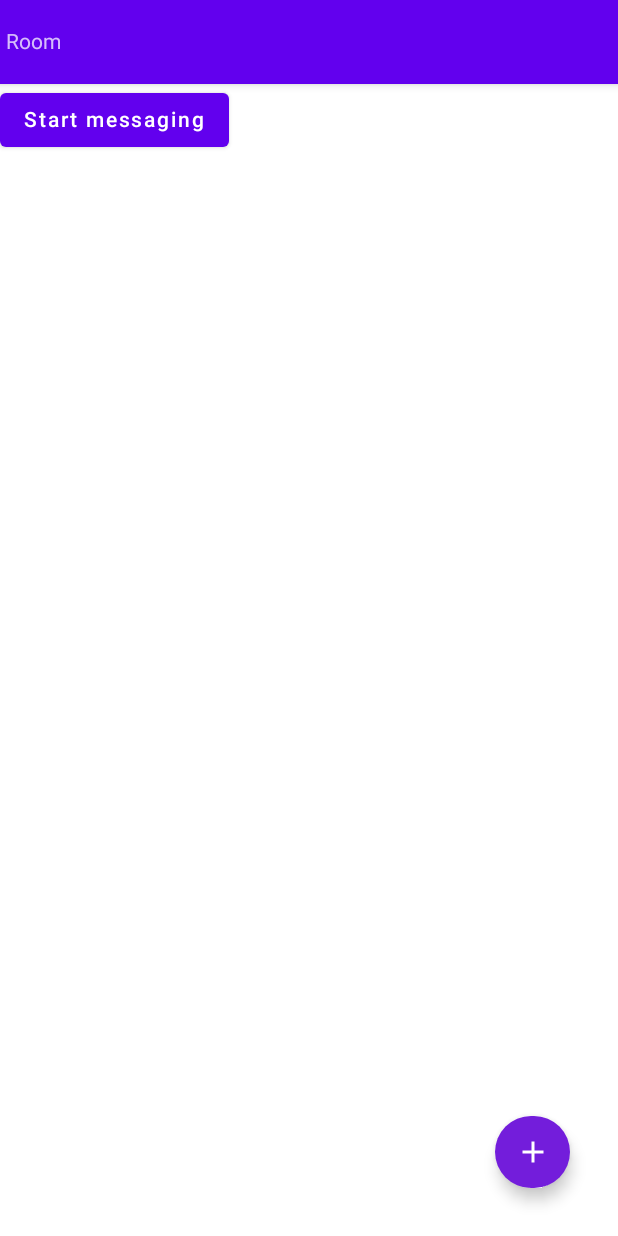
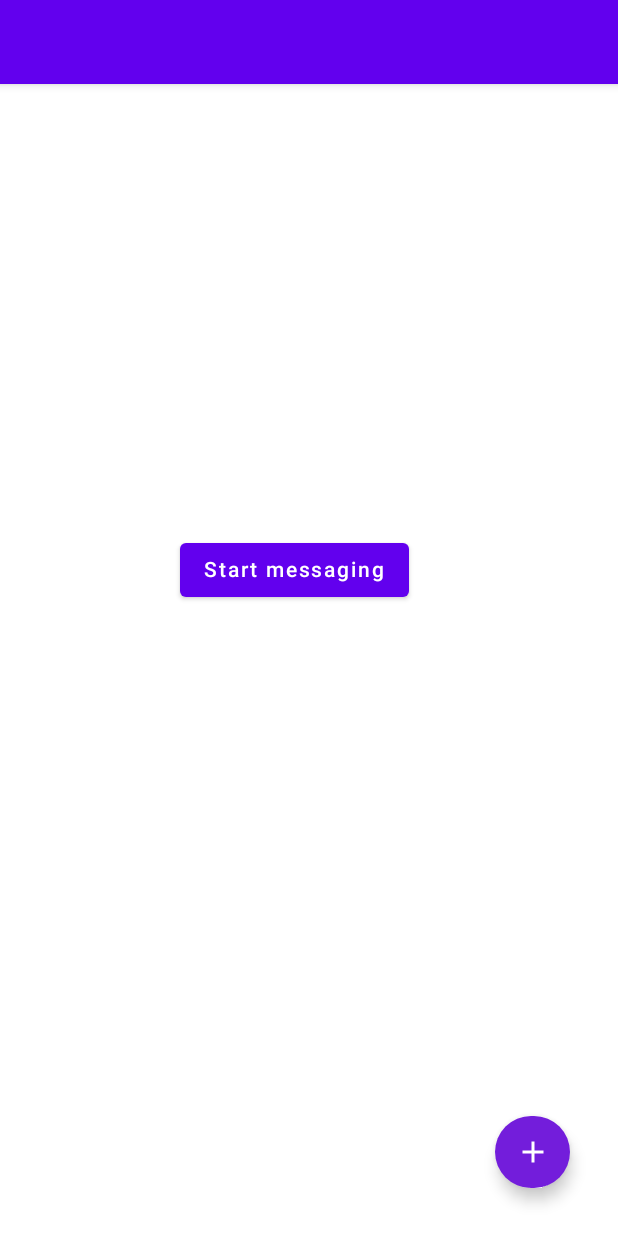
Before and after one commit to tarushi0503/ChatApp, an Android app built with Jetpack Compose: the UserScreen screen opened through its navigation route, on a phone screen of 412 x 824 dp. Run offline under Robolectric (Android 15) with nearby library versions, the phone set to English and light mode, and no system bars.

Commit message:
colour toggle

```diff
--- a/app/src/main/java/com/example/chatengine/loginScreen/login.kt
+++ b/app/src/main/java/com/example/chatengine/loginScreen/login.kt
@@ -11,10 +11,7 @@ import androidx.compose.material.*
 import androidx.compose.material.icons.Icons
 import androidx.compose.material.icons.filled.Face
 import androidx.compose.material.icons.filled.Lock
-import androidx.compose.runtime.Composable
-import androidx.compose.runtime.MutableState
-import androidx.compose.runtime.mutableStateOf
-import androidx.compose.runtime.remember
+import androidx.compose.runtime.*
 import androidx.compose.ui.Alignment
 import androidx.compose.ui.Modifier
 import androidx.compose.ui.graphics.Brush
@@ -33,6 +30,8 @@ import androidx.navigation.NavController
 import com.example.chatengine.Navigation.NavigationItems
 import com.example.chatengine.R
 import com.example.chatengine.ui.theme.Purple200
+import com.example.chatengine.ui.theme.Purple500
+import com.example.chatengine.ui.theme.Purple700
 import com.example.chatengine.ui.theme.card
 import retrofit2.Call
 import retrofit2.Callback
@@ -95,6 +94,10 @@ fun getDataLogin(navController: NavController,loginViewModel: LoginViewModel) {
         mutableStateOf("")
     }
 
+    val isCredentialsFilled = userName.value.isNotBlank() && password.value.isNotBlank()
+
+
+
     // on below line we are creating a column.
     Box(
         modifier = Modifier
@@ -146,7 +149,8 @@ fun getDataLogin(navController: NavController,loginViewModel: LoginViewModel) {
 
                 Image(
                     painter = painterResource(id = R.drawable.icon), contentDescription = "",
-                    modifier = Modifier.width(100.dp)
+                    modifier = Modifier
+                        .width(100.dp)
                         .height(100.dp),
                     contentScale = ContentScale.Crop,
                 )
@@ -214,20 +218,30 @@ fun getDataLogin(navController: NavController,loginViewModel: LoginViewModel) {
                 Spacer(modifier = Modifier.height(10.dp))
                 // on below line we are creating a button
                 Button(
-                    shape = RoundedCornerShape(10.dp),
+
                     onClick = {
                         if(userName.value == "" || password.value==""){
                             Toast.makeText(context,"Credentials incorrect or empty",Toast.LENGTH_SHORT).show()
                         }
                         else{
+
                             getDataUsingRetrofit(context,result,secret,navController,loginViewModel)
                         }
+                    },
+                    enabled = isCredentialsFilled,
 
-                    },
                     // on below line we are adding modifier to our button.
                     modifier = Modifier
                         .fillMaxWidth()
-                        .padding(16.dp)
+                        .padding(16.dp),
+                        //.background(),
+                    colors=ButtonDefaults.buttonColors(
+                        backgroundColor = Purple500,
+                        contentColor = Color.White
+                    ),
+                    shape = RoundedCornerShape(70.dp),
+
+
                 ) {
                     // on below line we are adding text for our button
                     Text(text = "Login",fontWeight = FontWeight.Bold)
--- a/app/src/main/java/com/example/chatengine/messageScreen/messages.kt
+++ b/app/src/main/java/com/example/chatengine/messageScreen/messages.kt
@@ -3,7 +3,7 @@ package com.example.chatengine.messageScreen
 import android.annotation.SuppressLint
 import android.content.Context
 import android.widget.Toast
-import androidx.compose.foundation.background
+import androidx.compose.foundation.*
 import androidx.compose.foundation.layout.*
 import androidx.compose.foundation.lazy.LazyColumn
 import androidx.compose.foundation.lazy.itemsIndexed
@@ -84,7 +84,9 @@ fun Messages(navController: NavHostController, loginViewModel: LoginViewModel) {
                 title = {
                     Text(
                         text = if(loginViewModel.user_name=="tarushi07") "yash07" else "tarushi07",
-                        modifier = Modifier.fillMaxWidth().padding(start = 10.dp),
+                        modifier = Modifier
+                            .fillMaxWidth()
+                            .padding(start = 10.dp),
                         //textAlign = TextAlign.Center,
                         color = Color.White
                     )
@@ -97,7 +99,7 @@ fun Messages(navController: NavHostController, loginViewModel: LoginViewModel) {
                         tint = Color.White
                     )
                 }
-            }
+            },
             )}
     ) {
 
@@ -107,7 +109,7 @@ fun Messages(navController: NavHostController, loginViewModel: LoginViewModel) {
                 .height(690.dp)
                 .background(Color.White)
                 .padding(8.dp),
-            reverseLayout = false
+
         ) {
             itemsIndexed(loginViewModel.firstMsgGet) { index, item ->
 
@@ -158,8 +160,6 @@ fun Messages(navController: NavHostController, loginViewModel: LoginViewModel) {
             }
         }
 
-
-
         Box(
             modifier = Modifier.fillMaxSize(),
             contentAlignment = Alignment.BottomCenter
@@ -191,6 +191,7 @@ fun Messages(navController: NavHostController, loginViewModel: LoginViewModel) {
                 text = result.value,
                 modifier = Modifier.align(Alignment.TopEnd)
             )
+
         }
     }
 
--- a/app/src/main/java/com/example/chatengine/signupScreen/PostData.kt
+++ b/app/src/main/java/com/example/chatengine/signupScreen/PostData.kt
@@ -105,6 +105,7 @@ fun postData(navController:NavController) {
     val response = remember {
         mutableStateOf("")
     }
+    val isCredentialsFilled = userName.value.text.isNotBlank() && password.value.text.isNotBlank() && firstName.value.text.isNotBlank() && lastName.value.text.isNotBlank()
     val context= LocalContext.current
     // on below line we are creating a column.
     Box(
--- a/app/src/main/java/com/example/chatengine/userScreen/UserScreen.kt
+++ b/app/src/main/java/com/example/chatengine/userScreen/UserScreen.kt
@@ -12,11 +12,9 @@ import androidx.compose.runtime.Composable
 import androidx.compose.runtime.MutableState
 import androidx.compose.runtime.mutableStateOf
 import androidx.compose.runtime.remember
-import androidx.compose.ui.Alignment
 import androidx.compose.ui.Modifier
 import androidx.compose.ui.graphics.Color
 import androidx.compose.ui.platform.LocalContext
-import androidx.compose.ui.semantics.Role.Companion.Image
 import androidx.compose.ui.unit.dp
 import androidx.navigation.NavController
 import androidx.navigation.NavHostController
@@ -115,12 +113,13 @@ fun UserScreen(navController: NavHostController, loginViewModel: LoginViewModel)
         mutableStateOf("")
     }
     Scaffold(
+        modifier = Modifier.background(Color.Blue),
         topBar= {
             TopAppBar() {
-                Text(text = "Room")
+                Text(text = "")
             }
         },
-        modifier = Modifier.background(ReceiverColor),
+       // modifier = Modifier.background(Purple200),
         floatingActionButton = {
             FloatingActionButton(
                 onClick = {
@@ -139,10 +138,8 @@ fun UserScreen(navController: NavHostController, loginViewModel: LoginViewModel)
 
     ) {
 
-        Column(
-            horizontalAlignment = Alignment.CenterHorizontally
-        ){
             Button(
+                modifier = Modifier.padding(horizontal = 120.dp, vertical = 300.dp),
                 onClick = {
                     getMsgHistory(context, getApiResult, loginViewModel)
                     navController.navigate(NavigationItems.Messages.route)
@@ -150,7 +147,6 @@ fun UserScreen(navController: NavHostController, loginViewModel: LoginViewModel)
             ) {
                 Text(text = "Start messaging")
             }
-        }
 
 
     }
```
